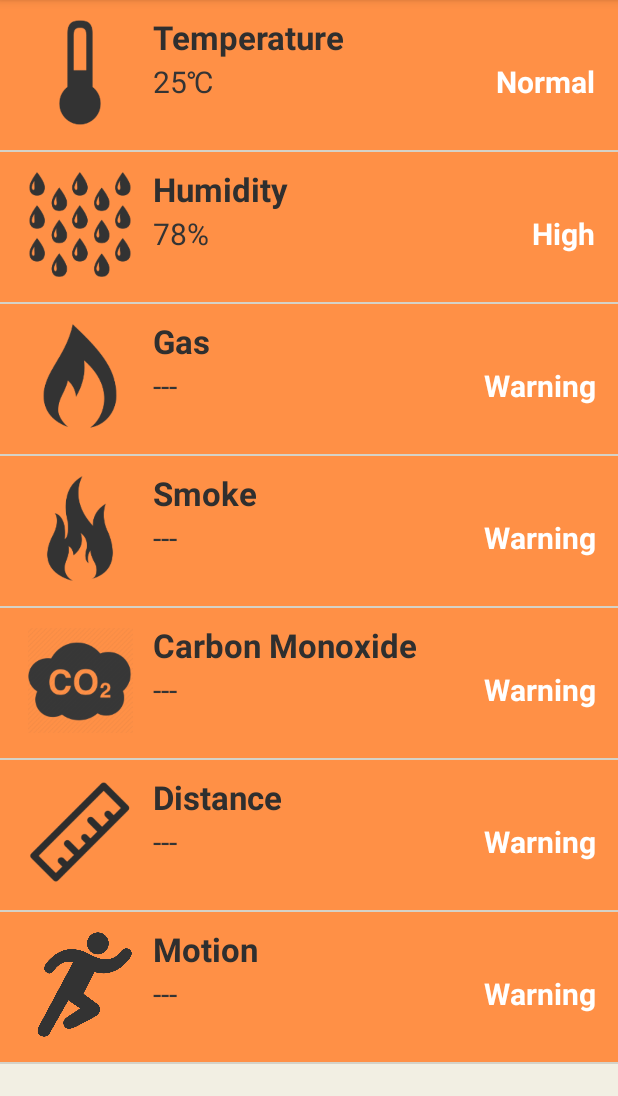
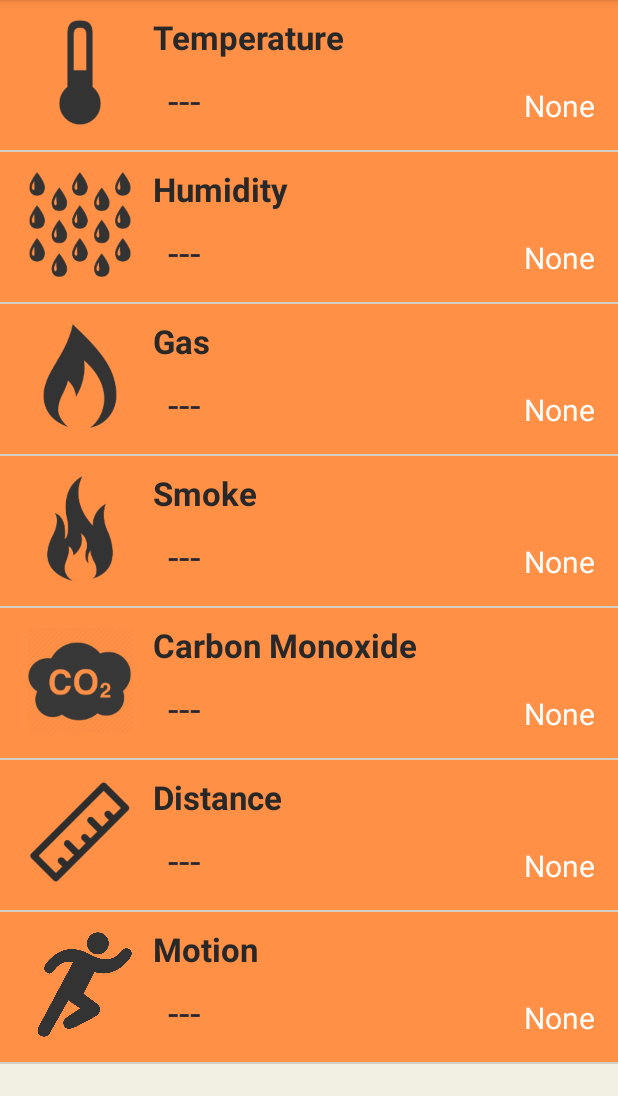
Before and after one commit to ForestNymph/Android_HomeSecureAgent, an Android app: the screen it shows after launch (SensorScreenActivity), on a phone screen of 412 x 824 dp, the part 84-1180 px from its top. Run offline under Robolectric (Android 15) with nearby library versions, the phone set to English and light mode, and no system bars.

Commit message:
Refactory module to get data from server Turn off auto rotate screen

```diff
--- a/app/src/main/java/pl/grudowska/pjwstk/homesecureagent/ConfigurationStateManager.java
+++ b/app/src/main/java/pl/grudowska/pjwstk/homesecureagent/ConfigurationStateStoreManager.java
@@ -11,7 +11,7 @@ import java.util.ArrayList;
 /**
  * Created by s.grudowska on 23.07.2015
  */
-public class ConfigurationStateManager {
+public class ConfigurationStateStoreManager {
 
     public static void saveConfiguration(Context context, ArrayList<Integer> selectedCheckboxes) {
         SharedPreferences mPrefs = context.getSharedPreferences("selected_sensors", Context.MODE_PRIVATE);
--- a/app/src/main/java/pl/grudowska/pjwstk/homesecureagent/DataConnectionStatus.java
+++ b/app/src/main/java/pl/grudowska/pjwstk/homesecureagent/ConnectionManager.java
@@ -5,9 +5,9 @@ import android.net.ConnectivityManager;
 import android.net.NetworkInfo;
 
 /**
- * Created by s.grudowska on 12.07.2015
+ * Created by s.grudowska on 23.07.2015
  */
-public class DataConnectionStatus {
+public class ConnectionManager {
 
     public static boolean isConnect(Context context) {
         ConnectivityManager connManager = (ConnectivityManager)
--- a/app/src/main/java/pl/grudowska/pjwstk/homesecureagent/DataDownloader.java
+++ b/app/src/main/java/pl/grudowska/pjwstk/homesecureagent/DataDownloader.java
@@ -1,35 +1,45 @@
 package pl.grudowska.pjwstk.homesecureagent;
+
+import android.util.Log;
+
+import org.apache.http.HttpResponse;
+import org.apache.http.client.HttpClient;
+import org.apache.http.client.methods.HttpGet;
+import org.apache.http.impl.client.DefaultHttpClient;
 
 import java.io.BufferedReader;
 import java.io.IOException;
 import java.io.InputStream;
 import java.io.InputStreamReader;
-import java.net.URL;
 
 /**
- * Created by s.grudowska on 11.07.2015
+ * Created by s.grudowska on 23.07.2015
  */
 public class DataDownloader {
 
-    public DataDownloader() {
-    }
+    public static String getData(String url) {
 
-    public String getData(URL url) {
+        InputStream inputStream = null;
+        String result = "";
 
-        InputStream inputStream = new ConnectionHandler().OpenConnection(url);
-        String tagResult = null;
+        try {
+            // Create HttpClient
+            HttpClient httpclient = new DefaultHttpClient();
+            // Make GET request to the given URL
+            HttpResponse httpResponse = httpclient.execute(new HttpGet(url));
+            // Receive response as inputStream
+            inputStream = httpResponse.getEntity().getContent();
 
-        if (inputStream != null) {
-            try {
-                tagResult = convertInputStreamToString(inputStream);
-                inputStream.close();
-            } catch (IOException e) {
-                e.printStackTrace();
+            // convert inputstream to string
+            if (inputStream != null) {
+                result = convertInputStreamToString(inputStream);
+            } else {
+                result = "Did not work!";
             }
-        } else {
-            tagResult = "Open connection did not work";
+        } catch (IOException e) {
+            Log.d("InputStream", e.getLocalizedMessage());
         }
-        return tagResult;
+        return result;
     }
 
     private static String convertInputStreamToString(InputStream inputStream) throws IOException {
@@ -39,6 +49,7 @@ public class DataDownloader {
         while ((line = bufferedReader.readLine()) != null) {
             result += line;
         }
+        inputStream.close();
         return result;
     }
 }
--- /dev/null
+++ b/app/src/main/java/pl/grudowska/pjwstk/homesecureagent/HttpAsyncTask.java
@@ -0,0 +1,49 @@
+package pl.grudowska.pjwstk.homesecureagent;
+
+import android.content.Context;
+import android.os.AsyncTask;
+import android.widget.Toast;
+
+/**
+ * Created by s.grudowska on 23.07.2015
+ */
+public class HttpAsyncTask extends AsyncTask<String, Void, String> {
+
+    private Context mContext;
+
+
+    public HttpAsyncTask(Context context) {
+        mContext = context;
+    }
+
+    @Override
+    protected String doInBackground(String... urls) {
+        return DataDownloader.getData(urls[0]);
+    }
+
+    // onPostExecute displays the results of the AsyncTask.
+    @Override
+    protected void onPostExecute(String result) {
+        Toast.makeText(mContext, result, Toast.LENGTH_LONG).show();
+    /*    try {
+            JSONObject json = new JSONObject(result);
+
+            String str = "";
+
+            JSONArray articles = json.getJSONArray("articleList");
+            str += "articles length = " + json.getJSONArray("articleList").length();
+            str += "\n--------\n";
+            str += "names: " + articles.getJSONObject(0).names();
+            str += "\n--------\n";
+            str += "url: " + articles.getJSONObject(0).getString("url");
+
+            // etResponse.setText(str);
+            //etResponse.setText(json.toString(1));
+
+        } catch (JSONException e) {
+            // TODO Auto-generated catch block
+            e.printStackTrace();
+        }
+        */
+    }
+}
--- a/app/src/main/java/pl/grudowska/pjwstk/homesecureagent/ListSensorFragment.java
+++ b/app/src/main/java/pl/grudowska/pjwstk/homesecureagent/ListSensorFragment.java
@@ -1,6 +1,5 @@
 package pl.grudowska.pjwstk.homesecureagent;
 
-import android.content.Intent;
 import android.os.Bundle;
 import android.support.v4.app.ListFragment;
 import android.view.LayoutInflater;
@@ -25,7 +24,7 @@ public class ListSensorFragment extends ListFragment {
         super.onActivityCreated(savedInstanceState);
 
         //Get indexes last saved list from SharedPreferences if exists
-        ArrayList<Integer> selectedSensors = ConfigurationStateManager.loadConfiguration(getActivity());
+        ArrayList<Integer> selectedSensors = ConfigurationStateStoreManager.loadConfiguration(getActivity());
         if (selectedSensors != null) {
             ArrayList<Sensor> sensors = (ArrayList<Sensor>) parseSelectedSensors(selectedSensors);
             setListAdapter(new SensorsAdapter(getActivity(), R.layout.sensor_list_row, sensors));
@@ -58,11 +57,12 @@ public class ListSensorFragment extends ListFragment {
      * Starting a new activity in which fragment is displayed
      */
     void showDetails(int index) {
+        // TODO Implement sensors details
         // Launch a new activity to display the dialog fragment with selected text.
-        Intent intent = new Intent();
+/*        Intent intent = new Intent();
         intent.setClass(getActivity(), DetailsSensorActivity.class);
         intent.putExtra("index", index);
-        startActivity(intent);
+        startActivity(intent);*/
     }
 
     // To get only sensor selected by user
--- a/app/src/main/java/pl/grudowska/pjwstk/homesecureagent/RangeOfSensor.java
+++ b/app/src/main/java/pl/grudowska/pjwstk/homesecureagent/RangeOfSensor.java
@@ -1,7 +1,7 @@
 package pl.grudowska.pjwstk.homesecureagent;
 
 /**
- * Created by s.grudowska on 12.07.2015.
+ * Created by s.grudowska on 12.07.2015
  */
 public class RangeOfSensor {
 
--- a/app/src/main/java/pl/grudowska/pjwstk/homesecureagent/Sensor.java
+++ b/app/src/main/java/pl/grudowska/pjwstk/homesecureagent/Sensor.java
@@ -6,6 +6,26 @@ import java.util.ArrayList;
  * Created by s.grudowska on 18.07.2015
  */
 public class Sensor {
+
+    public enum SensorState {
+        DANGEROUS("Dengerous"),
+        WARNING("Warning"),
+        HIGH("High"),
+        NORMAL("Normal"),
+        LOW("Low"),
+        NONE("None");
+
+        private String stringSensor;
+
+        SensorState(String toString) {
+            stringSensor = toString;
+        }
+
+        @Override
+        public String toString() {
+            return stringSensor;
+        }
+    }
 
     public enum SensorType {
 
@@ -80,13 +100,20 @@ public class Sensor {
     static ArrayList sensorDataCreator() {
         ArrayList<Sensor> sensorArray = new ArrayList();
 
-        Sensor temp = new Sensor("Temperature", "25℃", "Normal", R.drawable.icon_temperature);
-        Sensor humidity = new Sensor("Humidity", "78%", "High", R.drawable.icon_humidity);
-        Sensor gas = new Sensor("Gas", "---", "Warning", R.drawable.icon_gas);
-        Sensor smoke = new Sensor("Smoke", "---", "Warning", R.drawable.icon_smokefire);
-        Sensor carbon_monoxide = new Sensor("Carbon Monoxide", "---", "Warning", R.drawable.icon_co2);
-        Sensor distance = new Sensor("Distance", "---", "Warning", R.drawable.icon_distance);
-        Sensor motion = new Sensor("Motion", "---", "Warning", R.drawable.icon_motion);
+        Sensor temp = new Sensor(SensorType.TEMPERATURE.toString(), "---",
+                SensorState.NONE.toString(), R.drawable.icon_temperature);
+        Sensor humidity = new Sensor(SensorType.HUMIDITY.toString(), "---",
+                SensorState.NONE.toString(), R.drawable.icon_humidity);
+        Sensor gas = new Sensor(SensorType.GAS.toString(), "---",
+                SensorState.NONE.toString(), R.drawable.icon_gas);
+        Sensor smoke = new Sensor(SensorType.SMOKE.toString(), "---",
+                SensorState.NONE.toString(), R.drawable.icon_smokefire);
+        Sensor carbon_monoxide = new Sensor(SensorType.CARBON_MONOXIDE.toString(), "---",
+                SensorState.NONE.toString(), R.drawable.icon_co2);
+        Sensor distance = new Sensor(SensorType.DISTANCE.toString(), "---",
+                SensorState.NONE.toString(), R.drawable.icon_distance);
+        Sensor motion = new Sensor(SensorType.MOTION.toString(), "---",
+                SensorState.NONE.toString(), R.drawable.icon_motion);
 
         sensorArray.add(temp);
         sensorArray.add(humidity);
--- a/app/src/main/java/pl/grudowska/pjwstk/homesecureagent/SensorDialog.java
+++ b/app/src/main/java/pl/grudowska/pjwstk/homesecureagent/SensorDialog.java
@@ -48,7 +48,7 @@ public class SensorDialog extends android.support.v4.app.DialogFragment {
         builder.setTitle(R.string.sensors);
         // Specify the list array, the items to be selected by default (null for none),
         // and the listener through which to receive callbacks when items are selected
-        ArrayList<Integer> selectedSensors = ConfigurationStateManager.loadConfiguration(getActivity());
+        ArrayList<Integer> selectedSensors = ConfigurationStateStoreManager.loadConfiguration(getActivity());
         if (selectedSensors != null) {
 
         }
@@ -73,7 +73,7 @@ public class SensorDialog extends android.support.v4.app.DialogFragment {
                 // callingActivity.onUserSelectValues(mSelectedItems);
 
                 // Save configuration state
-                ConfigurationStateManager.saveConfiguration(getActivity(), mSelectedItems);
+                ConfigurationStateStoreManager.saveConfiguration(getActivity(), mSelectedItems);
                 mListener.onCheckboxSelected(mSelectedItems);
                 dialog.dismiss();
             }
--- a/app/src/main/java/pl/grudowska/pjwstk/homesecureagent/SensorScreenActivity.java
+++ b/app/src/main/java/pl/grudowska/pjwstk/homesecureagent/SensorScreenActivity.java
@@ -14,6 +14,9 @@ import java.util.ArrayList;
 
 public class SensorScreenActivity extends AppCompatActivity implements SensorDialog.OnCheckboxSelectedListener {
 
+    // private final String adress = "http://192.168.0.10:8080/sensors.json";
+    private final String adress = "http://192.168.0.10:8080/info";
+
     @Override
     protected void onCreate(Bundle savedInstanceState) {
         super.onCreate(savedInstanceState);
@@ -22,6 +25,10 @@ public class SensorScreenActivity extends AppCompatActivity implements SensorDia
         ListSensorFragment listfragment = new ListSensorFragment();
         getSupportFragmentManager().beginTransaction().
                 add(R.id.list_content_fragment, listfragment, "list_fragment").commit();
+
+        //TODO add server IP
+        // Call AsyncTask to perform network operation in separate thread
+        new HttpAsyncTask(getApplicationContext()).execute(adress);
     }
 
     @Override
@@ -40,12 +47,14 @@ public class SensorScreenActivity extends AppCompatActivity implements SensorDia
                 DialogFragment about = new AboutDialog();
                 about.show(getSupportFragmentManager(), "");
                 return true;
-            case R.id.action_update:
+            // TODO Implement additional popup menu options
+            // TODO Uncoment xml menu
+/*            case R.id.action_update:
                 // Update option clicked.
                 return true;
             case R.id.action_notification:
                 // Notification option clicked.
-                return true;
+                return true;*/
             case R.id.action_sensors_dialog:
                 DialogFragment dialog = new SensorDialog();
                 dialog.show(getSupportFragmentManager(), "");
--- a/app/src/main/res/layout/sensor_list_row.xml
+++ b/app/src/main/res/layout/sensor_list_row.xml
@@ -2,8 +2,8 @@
 <RelativeLayout xmlns:android="http://schemas.android.com/apk/res/android"
     android:layout_width="fill_parent"
     android:layout_height="100dp"
+    android:background="#ff9046"
     android:orientation="horizontal"
-    android:background="#ff9046"
     android:padding="10dp">
 
     <!-- Sensor image -->
@@ -28,9 +28,9 @@
         android:layout_height="wrap_content"
         android:layout_alignTop="@+id/thumbnail"
         android:layout_toEndOf="@+id/thumbnail"
-        android:textColor="#2f2f2f"
+        android:textColor="#282828"
         android:textSize="22sp"
-        android:textStyle="bold"/>
+        android:textStyle="bold" />
 
     <!-- Sensor value -->
     <TextView
@@ -38,10 +38,11 @@
         android:layout_width="fill_parent"
         android:layout_height="wrap_content"
         android:layout_below="@id/textview_sensorname"
-        android:layout_marginTop="1dip"
+        android:layout_marginStart="10dp"
+        android:layout_marginTop="10dp"
         android:layout_toEndOf="@+id/thumbnail"
-        android:textColor="#343434"
-        android:textSize="20sp" />
+        android:textColor="#232630"
+        android:textSize="25sp" />
 
     <!-- Sensor Status -->
     <TextView
@@ -54,5 +55,5 @@
         android:gravity="end"
         android:textColor="#fff"
         android:textSize="20sp"
-        android:textStyle="bold" />
+        android:textStyle="normal" />
 </RelativeLayout>
--- a/app/src/main/res/menu/menu_sensor_screen.xml
+++ b/app/src/main/res/menu/menu_sensor_screen.xml
@@ -9,7 +9,7 @@
         app:showAsAction="never" />
     <!--app:showAsAction="withText|ifRoom" />-->
 
-    <item
+    <!--    <item
             android:id="@+id/action_update"
             android:orderInCategory="100"
             android:title="@string/action_update"
@@ -19,7 +19,7 @@
             android:id="@+id/action_notification"
             android:orderInCategory="100"
             android:title="@string/acton_notification"
-        app:showAsAction="never" />
+            app:showAsAction="never" />-->
 
     <item
         android:id="@+id/action_about"
--- a/app/src/main/res/values/strings.xml
+++ b/app/src/main/res/values/strings.xml
@@ -21,7 +21,7 @@
     message_about
     <string name="message_about">The application is an integral part of the Arduino platform
         with a system of connected sensors. It processes and presents the sensor data from
-        the environment allowing for assessing its state and condition.\n\n
+        the environment allowing for assessing its state and condition.\n\n\n
         Version: 1.0.0\n
         Author: Sylwia Grudowska</string>
 </resources>
```
Also changed, not shown: app/src/main/AndroidManifest.xml (+11 -5 lines), app/src/main/java/pl/grudowska/pjwstk/homesecureagent/ConnectionHandler.java (deleted, +0 -27 lines), app/src/main/java/pl/grudowska/pjwstk/homesecureagent/SensorDataParser.java (+9 -14 lines). Lines whose indentation alone changed are shown as unchanged.
